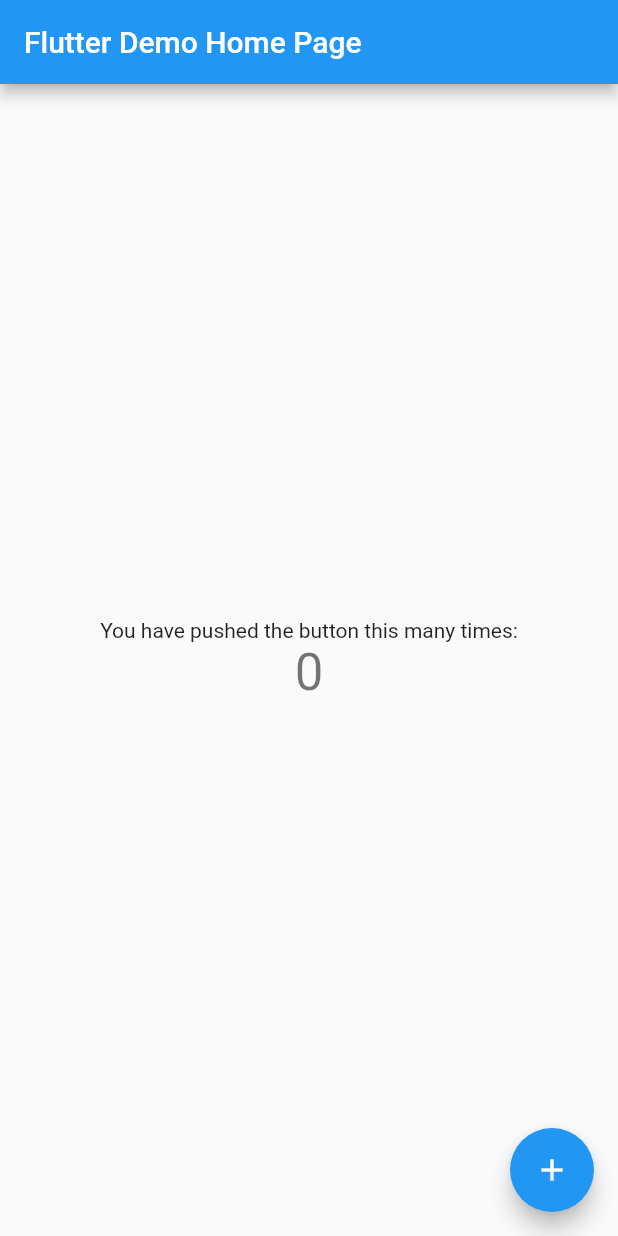
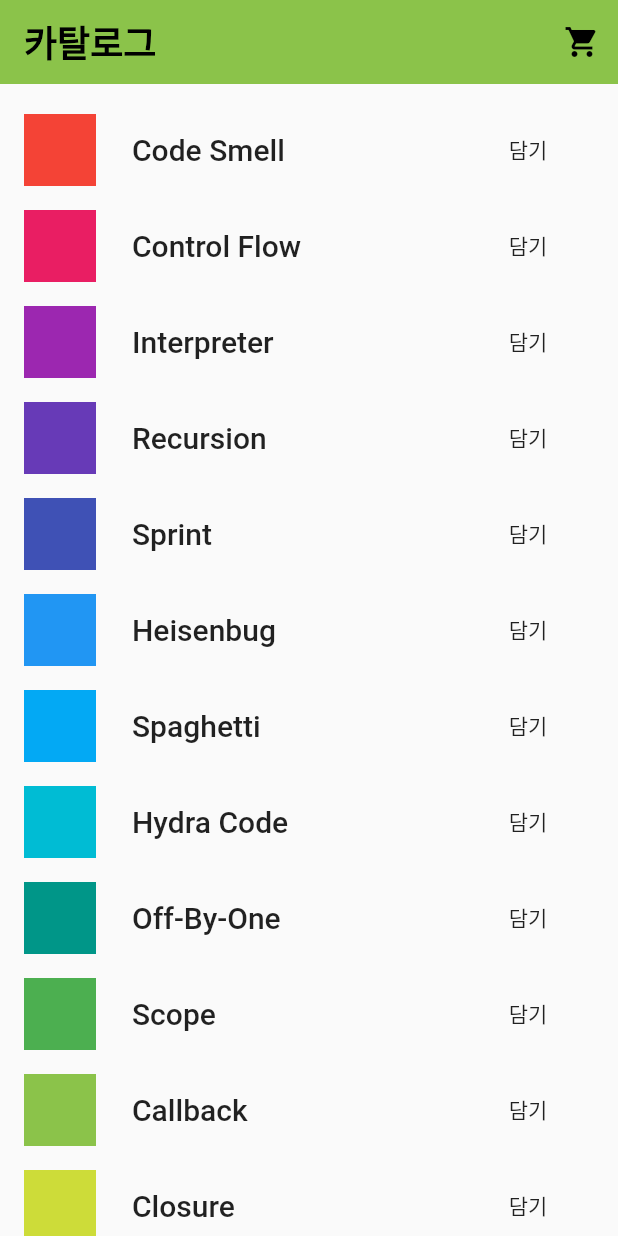
Before and after one commit to srcho8/flutter_shopping, a Flutter app: the screen it shows after launch, on a phone screen of 412 x 824 dp. Run offline on Flutter 3.47's test engine with Material 2 defaults, Android fonts, the phone set to English and light mode, and no system bars.

Commit message:
cart, catalog ui, model class 작성.

```diff
--- a/lib/main.dart
+++ b/lib/main.dart
@@ -1,117 +1,42 @@
 import 'package:flutter/material.dart';
+import 'package:flutter_shopping/model/cart.dart';
+import 'package:flutter_shopping/model/catalog.dart';
+import 'package:flutter_shopping/ui/catalog_page.dart';
+import 'package:provider/provider.dart';
 
 void main() {
   runApp(MyApp());
 }
 
 class MyApp extends StatelessWidget {
-  // This widget is the root of your application.
   @override
   Widget build(BuildContext context) {
-    return MaterialApp(
-      title: 'Flutter Demo',
-      theme: ThemeData(
-        // This is the theme of your application.
-        //
-        // Try running your application with "flutter run". You'll see the
-        // application has a blue toolbar. Then, without quitting the app, try
-        // changing the primarySwatch below to Colors.green and then invoke
-        // "hot reload" (press "r" in the console where you ran "flutter run",
-        // or simply save your changes to "hot reload" in a Flutter IDE).
-        // Notice that the counter didn't reset back to zero; the application
-        // is not restarted.
-        primarySwatch: Colors.blue,
-        // This makes the visual density adapt to the platform that you run
-        // the app on. For desktop platforms, the controls will be smaller and
-        // closer together (more dense) than on mobile platforms.
-        visualDensity: VisualDensity.adaptivePlatformDensity,
+    return MultiProvider(
+      providers: [
+        Provider(create: (context) => CatalogModel()),
+        // 시간이 지남에 따라 변하는 변수를 객체에 전달하려면 proxyProvider
+        // ChangeNotifier 가 두개라면 이렇게 묶어서 써야하는구나...
+        ChangeNotifierProxyProvider<CatalogModel, CartModel>(
+          create: (context) => CartModel(),
+          update: (context, catalog, cart) {
+            cart.catalog = catalog;
+            return cart;
+          },
+        ),
+      ],
+      child: MaterialApp(
+        theme: ThemeData(
+          primarySwatch: Colors.lightGreen,
+          textTheme: TextTheme(
+            headline1: TextStyle(
+              fontWeight: FontWeight.w700,
+              fontSize: 24,
+              color: Colors.black,
+            ),
+          ),
+        ),
+        home: Catalog_Page(),
       ),
-      home: MyHomePage(title: 'Flutter Demo Home Page'),
     );
   }
 }
-
-class MyHomePage extends StatefulWidget {
-  MyHomePage({Key key, this.title}) : super(key: key);
-
-  // This widget is the home page of your application. It is stateful, meaning
-  // that it has a State object (defined below) that contains fields that affect
-  // how it looks.
-
-  // This class is the configuration for the state. It holds the values (in this
-  // case the title) provided by the parent (in this case the App widget) and
-  // used by the build method of the State. Fields in a Widget subclass are
-  // always marked "final".
-
-  final String title;
-
-  @override
-  _MyHomePageState createState() => _MyHomePageState();
-}
-
-class _MyHomePageState extends State<MyHomePage> {
-  int _counter = 0;
-
-  void _incrementCounter() {
-    setState(() {
-      // This call to setState tells the Flutter framework that something has
-      // changed in this State, which causes it to rerun the build method below
-      // so that the display can reflect the updated values. If we changed
-      // _counter without calling setState(), then the build method would not be
-      // called again, and so nothing would appear to happen.
-      _counter++;
-    });
-  }
-
-  @override
-  Widget build(BuildContext context) {
-    // This method is rerun every time setState is called, for instance as done
-    // by the _incrementCounter method above.
-    //
-    // The Flutter framework has been optimized to make rerunning build methods
-    // fast, so that you can just rebuild anything that needs updating rather
-    // than having to individually change instances of widgets.
-    return Scaffold(
-      appBar: AppBar(
-        // Here we take the value from the MyHomePage object that was created by
-        // the App.build method, and use it to set our appbar title.
-        title: Text(widget.title),
-      ),
-      body: Center(
-        // Center is a layout widget. It takes a single child and positions it
-        // in the middle of the parent.
-        child: Column(
-          // Column is also a layout widget. It takes a list of children and
-          // arranges them vertically. By default, it sizes itself to fit its
-          // children horizontally, and tries to be as tall as its parent.
-          //
-          // Invoke "debug painting" (press "p" in the console, choose the
-          // "Toggle Debug Paint" action from the Flutter Inspector in Android
-          // Studio, or the "Toggle Debug Paint" command in Visual Studio Code)
-          // to see the wireframe for each widget.
-          //
-          // Column has various properties to control how it sizes itself and
-          // how it positions its children. Here we use mainAxisAlignment to
-          // center the children vertically; the main axis here is the vertical
-          // axis because Columns are vertical (the cross axis would be
-          // horizontal).
-          mainAxisAlignment: MainAxisAlignment.center,
-          children: <Widget>[
-            Text(
-              'You have pushed the button this many times:',
-            ),
-            Text(
-              '$_counter',
-              style: Theme.of(context).textTheme.headline4,
-            ),
-          ],
-        ),
-      ),
-      floatingActionButton: FloatingActionButton(
-        onPressed: _incrementCounter,
-        tooltip: 'Increment',
-        child: Icon(Icons.add),
-      ), // This trailing comma makes auto-formatting nicer for build methods.
-    );
-  }
-}
--- /dev/null
+++ b/lib/model/cart.dart
@@ -0,0 +1,34 @@
+import 'package:flutter/material.dart';
+import 'package:flutter_shopping/model/catalog.dart';
+
+class CartModel extends ChangeNotifier {
+  CatalogModel _catalog;
+
+  final List<int> _itemIds = [];
+
+  CatalogModel get catalog => _catalog;
+
+  set catalog(CatalogModel newCatalog) {
+    _catalog = newCatalog;
+    notifyListeners();
+  }
+
+  // 아이템 카트 리스트 넣기
+  List<Item> get items => _itemIds.map((id) => _catalog.getById(id)).toList();
+
+  // 가격 합하기
+  int get totalPrice =>
+      items.fold(0, (prev, next) => prev + next.price);
+
+  // 아이템 추가
+  void add(Item item) {
+    _itemIds.add(item.id);
+    notifyListeners();
+  }
+
+  // 아이템 제거
+  void remove(Item item) {
+    _itemIds.remove(item.id);
+    notifyListeners();
+  }
+}
--- /dev/null
+++ b/lib/model/catalog.dart
@@ -0,0 +1,46 @@
+import 'dart:math';
+
+import 'package:flutter/material.dart';
+
+class CatalogModel {
+  static List<String> itemNames = [
+    'Code Smell',
+    'Control Flow',
+    'Interpreter',
+    'Recursion',
+    'Sprint',
+    'Heisenbug',
+    'Spaghetti',
+    'Hydra Code',
+    'Off-By-One',
+    'Scope',
+    'Callback',
+    'Closure',
+    'Automata',
+    'Bit Shift',
+    'Currying',
+  ];
+
+  Item getById(int id) => Item(id, itemNames[id % itemNames.length]);
+
+  Item getByPosition(int position) {
+    return getById(position);
+  }
+}
+
+@immutable
+class Item {
+  final int id;
+  final String name;
+  final Color color;
+  final int price = 30;
+
+  Item(this.id, this.name)
+      : color = Colors.primaries[id % Colors.primaries.length];
+
+  @override
+  int get hashCode => id;
+
+  @override
+  bool operator ==(Object other) => other is Item && other.id == id;
+}
--- /dev/null
+++ b/lib/ui/catalog_page.dart
@@ -0,0 +1,107 @@
+import 'package:flutter/material.dart';
+import 'package:flutter_shopping/ui/cart_page.dart';
+import 'package:provider/provider.dart';
+import 'package:flutter_shopping/model/cart.dart';
+import 'package:flutter_shopping/model/catalog.dart';
+
+class Catalog_Page extends StatelessWidget {
+  @override
+  Widget build(BuildContext context) {
+    return Scaffold(
+      body: CustomScrollView(
+        slivers: [
+          _MyAppBar(),
+          SliverToBoxAdapter(child: SizedBox(height: 12)),
+          SliverList(
+            delegate: SliverChildBuilderDelegate(
+                    (context, index) => _MyListItem(index)),
+          ),
+        ],
+      ),
+    );
+  }
+}
+
+class _AddButton extends StatelessWidget {
+  final Item item;
+
+  const _AddButton({Key key, @required this.item}) : super(key: key);
+
+  @override
+  Widget build(BuildContext context) {
+    var isInCart = context.select<CartModel, bool>(
+          (cart) => cart.items.contains(item),
+    );
+
+    return FlatButton(
+      onPressed: isInCart
+          ? null
+          : () {
+        var cart = context.read<CartModel>();
+        cart.add(item);
+      },
+      splashColor: Theme.of(context).primaryColor,
+      child: isInCart ? Icon(Icons.check, semanticLabel: 'ADDED') : Text('담기'),
+    );
+  }
+}
+
+class _MyAppBar extends StatelessWidget {
+  @override
+  Widget build(BuildContext context) {
+    return SliverAppBar(
+      title: Text('카탈로그', style: Theme.of(context).textTheme.headline1),
+      floating: true,
+      actions: [
+        IconButton(
+          icon: Icon(Icons.shopping_cart),
+          onPressed: () {
+            Navigator.push(
+              context,
+              MaterialPageRoute(builder: (context) => Cart_Page()),
+            );
+          },
+        ),
+      ],
+    );
+  }
+}
+
+class _MyListItem extends StatelessWidget {
+  final int index;
+
+  _MyListItem(this.index, {Key key}) : super(key: key);
+
+  @override
+  Widget build(BuildContext context) {
+    var item = context.select<CatalogModel, Item>(
+      // Here, we are only interested in the item at [index]. We don't care
+      // about any other change.
+          (catalog) => catalog.getByPosition(index),
+    );
+    var textTheme = Theme.of(context).textTheme.headline6;
+
+    return Padding(
+      padding: const EdgeInsets.symmetric(horizontal: 16, vertical: 8),
+      child: LimitedBox(
+        maxHeight: 48,
+        child: Row(
+          children: [
+            AspectRatio(
+              aspectRatio: 1,
+              child: Container(
+                color: item.color,
+              ),
+            ),
+            SizedBox(width: 24),
+            Expanded(
+              child: Text(item.name, style: textTheme),
+            ),
+            SizedBox(width: 24),
+            _AddButton(item: item),
+          ],
+        ),
+      ),
+    );
+  }
+}
--- a/pubspec.yaml
+++ b/pubspec.yaml
@@ -23,6 +23,7 @@ environment:
 dependencies:
   flutter:
     sdk: flutter
+  provider: ^4.3.2+2
 
 
   # The following adds the Cupertino Icons font to your application.
```
Also changed, not shown: lib/ui/cart_page.dart (added, +86 -0 lines), pubspec.lock.
